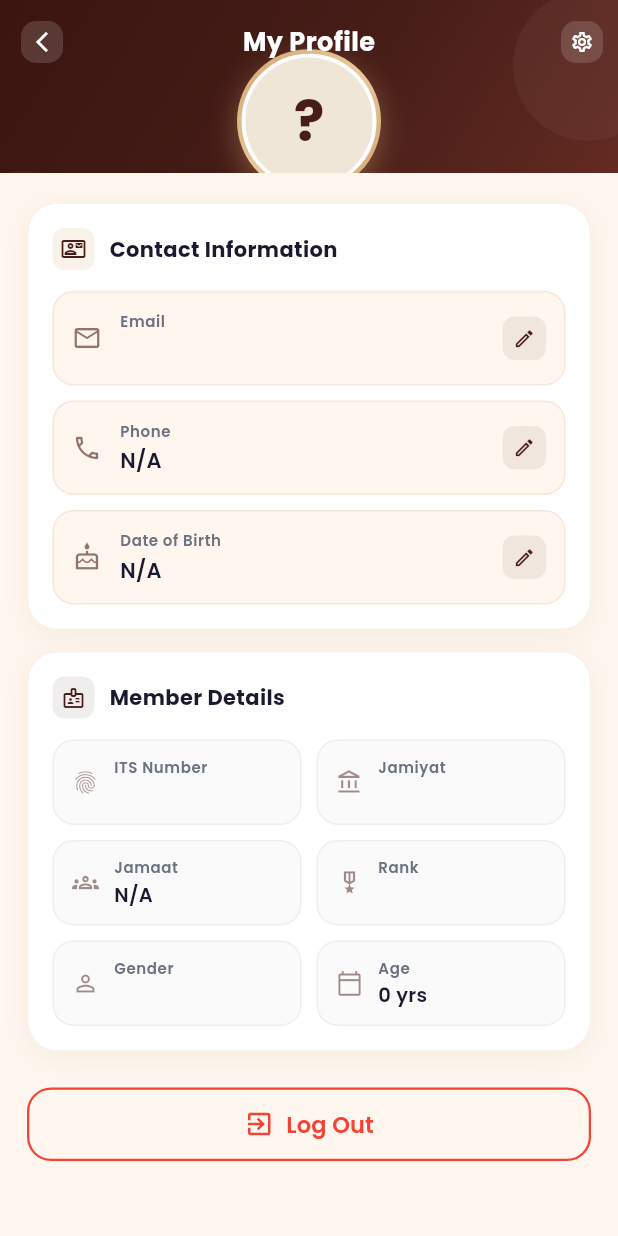
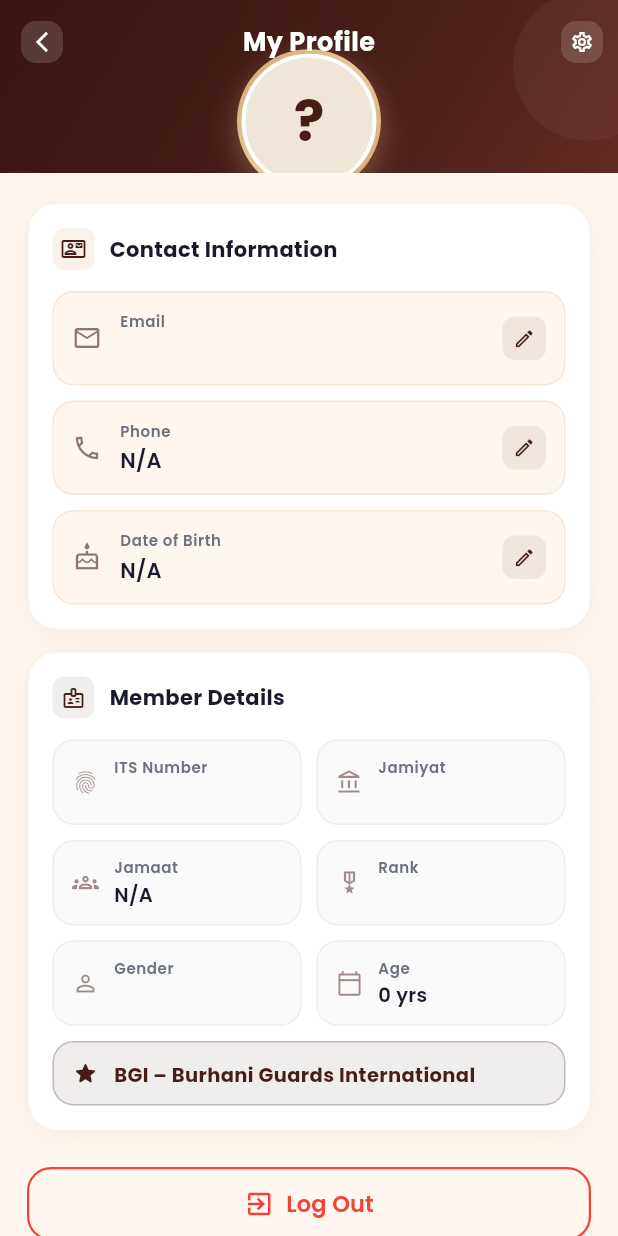
Before and after one commit to mohammed7869/BGP-Flutter, a Flutter app: the UserProfileScreen screen opened directly, scrolled down 145 dp, on a phone screen of 412 x 824 dp. Run offline on Flutter 3.47's test engine with Material 3 defaults, Android fonts, the phone set to English and light mode, and no system bars; our stand-ins replace google_fonts, image_picker, open_filex, pdf, share_plus, shared_preferences and 1 more; accounts and stored records are empty.

Commit message:
added badge

```diff
--- a/lib/core/models/auth_models.dart
+++ b/lib/core/models/auth_models.dart
@@ -81,6 +81,7 @@ class UserAuthResponse {
   final int? age;
   final String? contact;
   final String? dateOfBirth;
+  final String? badge;
   final String role;
   final String token;
   final bool requiresPasswordChange;
@@ -100,6 +101,7 @@ class UserAuthResponse {
     this.age,
     this.contact,
     this.dateOfBirth,
+    this.badge,
     required this.role,
     required this.token,
     this.requiresPasswordChange = false,
@@ -122,6 +124,7 @@ class UserAuthResponse {
       age: json['age'] as int? ?? json['Age'] as int?,
       contact: json['contact'] as String? ?? json['Contact'] as String?,
       dateOfBirth: json['dateOfBirth'] as String? ?? json['DateOfBirth'] as String?,
+      badge: json['badge'] as String? ?? json['Badge'] as String?,
       role: json['role'] as String? ?? json['Role'] as String? ?? '',
       token: json['token'] as String? ?? json['Token'] as String? ?? '',
       requiresPasswordChange: json['requiresPasswordChange'] as bool? ??
@@ -148,6 +151,7 @@ class UserAuthResponse {
       age: age,
       contact: contact,
       dateOfBirth: dateOfBirth,
+      badge: badge,
       role: role,
     );
   }
@@ -168,6 +172,7 @@ class UserData {
   final int? age;
   final String? contact;
   final String? dateOfBirth;
+  final String? badge;
   final String role;
 
   UserData({
@@ -184,6 +189,7 @@ class UserData {
     this.age,
     this.contact,
     this.dateOfBirth,
+    this.badge,
     required this.role,
   });
 
@@ -202,6 +208,7 @@ class UserData {
       'age': age,
       'contact': contact,
       'dateOfBirth': dateOfBirth,
+      'badge': badge,
       'role': role,
     };
   }
@@ -221,6 +228,7 @@ class UserData {
       age: json['age'] as int?,
       contact: json['contact'] as String?,
       dateOfBirth: json['dateOfBirth'] as String?,
+      badge: json['badge'] as String?,
       role: json['role'] as String? ?? '',
     );
   }
--- a/lib/core/services/auth_service.dart
+++ b/lib/core/services/auth_service.dart
@@ -211,6 +211,7 @@ class AuthService {
           contact: jsonResponse['contact']?.toString() ?? userData.contact,
           dateOfBirth:
               jsonResponse['dateOfBirth']?.toString() ?? userData.dateOfBirth,
+          badge: jsonResponse['badge']?.toString() ?? userData.badge,
           role: userData.role,
         );
 
@@ -280,6 +281,7 @@ class AuthService {
             age: userData.age,
             contact: contact ?? userData.contact,
             dateOfBirth: dateOfBirth ?? userData.dateOfBirth,
+            badge: userData.badge,
             role: userData.role,
           );
           await _localStorage.saveUserData(updatedUserData);
--- a/lib/ui/screens/user/profileScreen.dart
+++ b/lib/ui/screens/user/profileScreen.dart
@@ -567,6 +567,9 @@ class _UserProfileScreenState extends State<UserProfileScreen>
                                   ),
                                 ),
                                 const SizedBox(height: 6),
+                                Row(
+                                  mainAxisSize: MainAxisSize.min,
+                                  children: [
                                     Container(
                                       padding: const EdgeInsets.symmetric(
                                           horizontal: 14, vertical: 4),
@@ -592,6 +595,49 @@ class _UserProfileScreenState extends State<UserProfileScreen>
                                           ),
                                         ],
                                       ),
+                                    ),
+                                    const SizedBox(width: 8),
+                                    // Badge chip (BGI / BGP)
+                                    if (_userData!.badge != null && _userData!.badge!.isNotEmpty)
+                                      Container(
+                                        padding: const EdgeInsets.symmetric(
+                                            horizontal: 14, vertical: 4),
+                                        decoration: BoxDecoration(
+                                          color: _userData!.badge == 'BGP'
+                                              ? const Color(0xFF3D6B4F).withOpacity(0.35)
+                                              : const Color(0xFF7B3F3F).withOpacity(0.35),
+                                          borderRadius: BorderRadius.circular(16),
+                                          border: Border.all(
+                                            color: _userData!.badge == 'BGP'
+                                                ? const Color(0xFF8FBC8F).withOpacity(0.6)
+                                                : _goldShimmer.withOpacity(0.5),
+                                          ),
+                                        ),
+                                        child: Row(
+                                          mainAxisSize: MainAxisSize.min,
+                                          children: [
+                                            Icon(
+                                              Icons.star_rounded,
+                                              size: 14,
+                                              color: _userData!.badge == 'BGP'
+                                                  ? const Color(0xFFA8D5A2)
+                                                  : _goldShimmer,
+                                            ),
+                                            const SizedBox(width: 4),
+                                            Text(
+                                              _userData!.badge!,
+                                              style: TextStyle(
+                                                fontSize: 12,
+                                                fontWeight: FontWeight.w600,
+                                                color: _userData!.badge == 'BGP'
+                                                    ? const Color(0xFFA8D5A2)
+                                                    : _goldShimmer,
+                                              ),
+                                            ),
+                                          ],
+                                        ),
+                                      ),
+                                  ],
                                 ),
                               ],
                             ),
@@ -902,6 +948,72 @@ class _UserProfileScreenState extends State<UserProfileScreen>
               ),
             ],
           ),
+          const SizedBox(height: 10),
+          // Row 4 - Badge
+          Row(
+            children: [
+              Expanded(
+                child: Container(
+                  padding: const EdgeInsets.symmetric(horizontal: 12, vertical: 10),
+                  decoration: BoxDecoration(
+                    color: (_userData!.badge == 'BGP'
+                            ? const Color(0xFF3D6B4F)
+                            : _brandDark)
+                        .withOpacity(0.08),
+                    borderRadius: BorderRadius.circular(14),
+                    border: Border.all(
+                      color: (_userData!.badge == 'BGP'
+                              ? const Color(0xFF3D6B4F)
+                              : _brandDark)
+                          .withOpacity(0.25),
+                    ),
+                  ),
+                  child: Row(
+                    children: [
+                      Icon(
+                        Icons.star_rounded,
+                        size: 18,
+                        color: _userData!.badge == 'BGP'
+                            ? const Color(0xFF3D6B4F)
+                            : _brandDark,
+                      ),
+                      const SizedBox(width: 10),
+                      Expanded(
+                        child: Column(
+                          crossAxisAlignment: CrossAxisAlignment.start,
+                          children: [
+                            // Text(
+                            //   '',
+                            //   style: TextStyle(
+                            //     fontSize: 10,
+                            //     fontWeight: FontWeight.w600,
+                            //     color: _textMuted,
+                            //     letterSpacing: 0.4,
+                            //   ),
+                            // ),
+                            const SizedBox(height: 2),
+                            Text(
+                              _userData!.badge == 'BGP'
+                                  ? 'BGP \u2013 Burhani Guards Pune'
+                                  : 'BGI \u2013 Burhani Guards International',
+                              style: TextStyle(
+                                fontSize: 13,
+                                fontWeight: FontWeight.w700,
+                                color: _userData!.badge == 'BGP'
+                                    ? const Color(0xFF3D6B4F)
+                                    : _brandDark,
+                              ),
+                              overflow: TextOverflow.ellipsis,
+                            ),
+                          ],
+                        ),
+                      ),
+                    ],
+                  ),
+                ),
+              ),
+            ],
+          ),
         ],
       ),
     );
```
Lines whose indentation alone changed are shown as unchanged.
